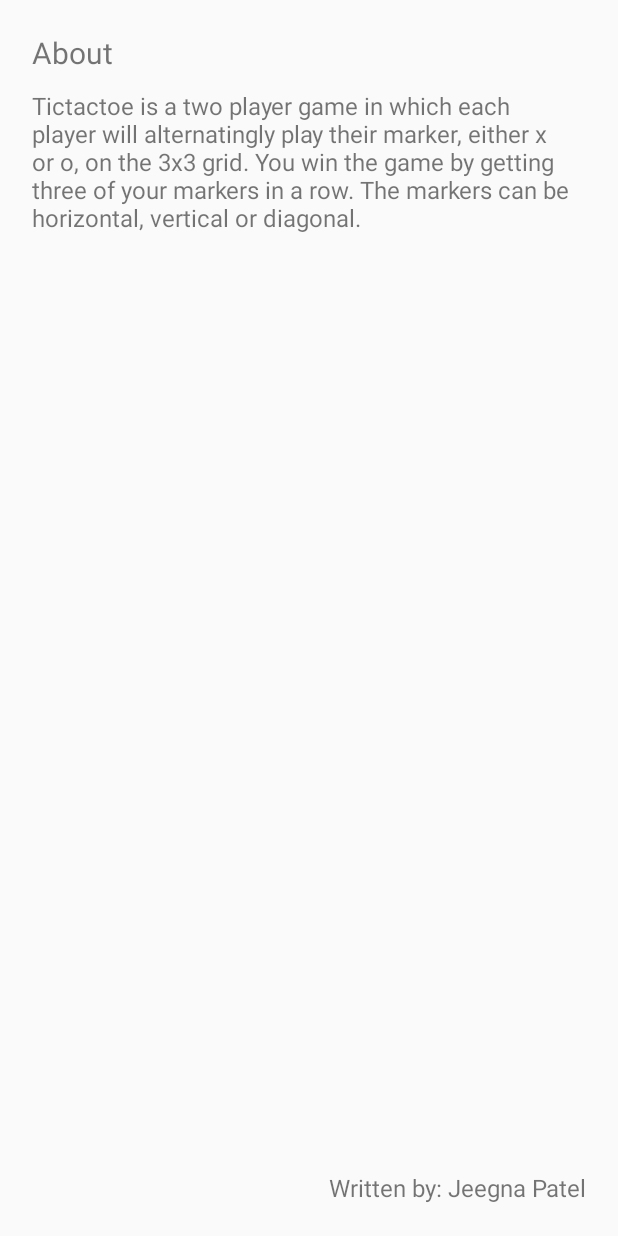
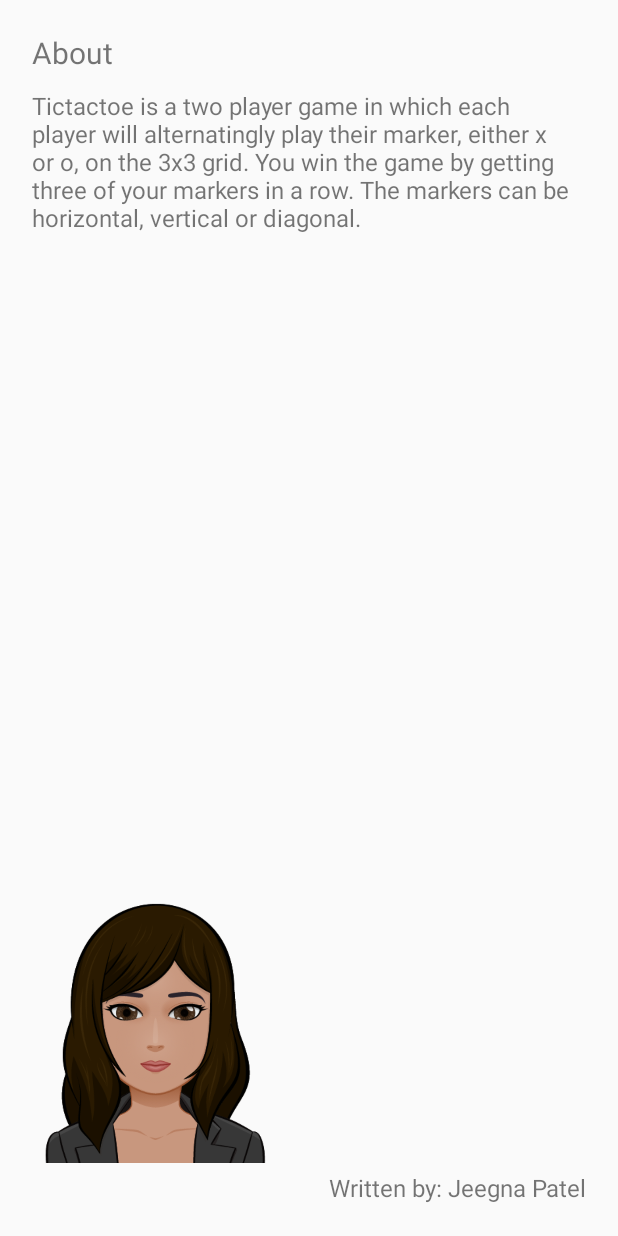
Before and after one commit to jeegnathebug/TTTjeegna, an Android app: the screen it shows after launch (AboutActivity), in the options menu, after a tap on "About", on a phone screen of 412 x 824 dp. Run offline under Robolectric (Android 15) with nearby library versions, the phone set to English and light mode, and no system bars.

Commit message:
Designand bug fixes

```diff
--- a/app/src/main/res/layout-land/activity_about.xml
+++ b/app/src/main/res/layout-land/activity_about.xml
@@ -27,6 +27,12 @@
         android:padding="5dp"
         android:id="@+id/textViewAboutText1" />
 
+    <ImageView
+        android:layout_width="115dp"
+        android:layout_height="115dp"
+        android:src="@drawable/my_avatar"
+        android:id="@+id/imageViewAuthor" />
+
     <TextView
         android:textAlignment="textEnd"
         android:text="@string/author"
--- a/app/src/main/res/layout/activity_about.xml
+++ b/app/src/main/res/layout/activity_about.xml
@@ -21,11 +21,17 @@
     <TextView
         android:text="@string/about_text"
         android:layout_width="match_parent"
-        android:layout_height="wrap_content"
+        android:layout_height="0dp"
         android:layout_weight="1"
         android:textSize="16sp"
         android:padding="5dp"
         android:id="@+id/textViewAboutText1" />
+
+    <ImageView
+        android:layout_width="175dp"
+        android:layout_height="175dp"
+        android:src="@drawable/my_avatar"
+        android:id="@+id/imageViewAuthor" />
 
     <TextView
         android:textAlignment="textEnd"
--- a/app/src/main/res/values/colors.xml
+++ b/app/src/main/res/values/colors.xml
@@ -1,6 +1,6 @@
 <?xml version="1.0" encoding="utf-8"?>
 <resources>
-    <color name="colorPrimary">#3F51B5</color>
-    <color name="colorPrimaryDark">#303F9F</color>
-    <color name="colorAccent">#FF4081</color>
+    <color name="colorPrimary">#212121</color>
+    <color name="colorPrimaryDark">#000000</color>
+    <color name="colorAccent">#304ffe</color>
 </resources>
--- a/app/src/main/res/values/strings.xml
+++ b/app/src/main/res/values/strings.xml
@@ -1,27 +1,37 @@
+<?xml version="1.0" encoding="utf-8"?>
 <resources>
     <string name="app_name">TTTjeegna</string>
+
+    <!-- Button options -->
     <string name="button_restart">Restart</string>
     <string name="button_versus">Change Mode</string>
     <string name="button_reset_scores">Reset Scores</string>
 
+    <!-- Game mode -->
     <string name="PvP">Player vs. Player</string>
     <string name="PvE">Player vs. Droid</string>
 
+    <!-- Starting player -->
+    <string name="player1Start">Player 1</string>
+    <string name="player2Start">Player 2</string>
+
+    <!-- About screen -->
     <string name="action_about">About</string>
     <string name="about_text">Tictactoe is a two player game in which each player will alternatingly play their marker, either x or o, on the 3x3 grid. You win the game by getting three of your markers in a row. The markers can be horizontal, vertical or diagonal.</string>
+    <string name="author">Written by: Jeegna Patel</string>
 
+    <!-- Score screen -->
     <string name="score_title">Scores</string>
     <string name="score_player1">Player 1: %1$d</string>
     <string name="score_player2">Player 2: %1$d</string>
     <string name="score_computer">Computer: %1$d</string>
     <string name="score_ties">Ties: %1$d</string>
 
-    <string name="message_player1">Player 1 wins!</string>
-    <string name="message_player2">Player 2 wins!</string>
+    <!-- Game over messages -->
+    <string name="message_player1">You win! Click on Reset to play again</string>
+    <string name="message_player2">Player 2 wins! Click on Reset to play again</string>
     <string name="message_computer">Computer wins!</string>
-    <string name="message_tie">Tie game!</string>
-
-    <string name="button_OK">OK</string>
-
-    <string name="author">Written by: Jeegna Patel</string>
+    <string name="message_tie">Tie game! Restart to play again</string>
+    <string name="button_positive">Reset</string>
+    <string name="button_negative">Cancel</string>
 </resources>
```
Also changed, not shown: app/src/main/java/com/jeegnathebug/tttjeegna/MainActivity.java (+31 -3 lines), app/src/main/res/layout-land/content_main.xml (+24 -9 lines), app/src/main/res/layout/content_main.xml (+21 -15 lines), app/src/main/res/drawable/blank.png (added), app/src/main/res/drawable/my_avatar.png (added), app/src/main/res/drawable/o.png, app/src/main/res/mipmap-hdpi/ic_launcher.png, app/src/main/res/mipmap-mdpi/ic_launcher.png, app/src/main/res/mipmap-xhdpi/ic_launcher.png, app/src/main/res/mipmap-xxhdpi/ic_launcher.png, app/src/main/res/mipmap-xxxhdpi/ic_launcher.png, 1 other file.
